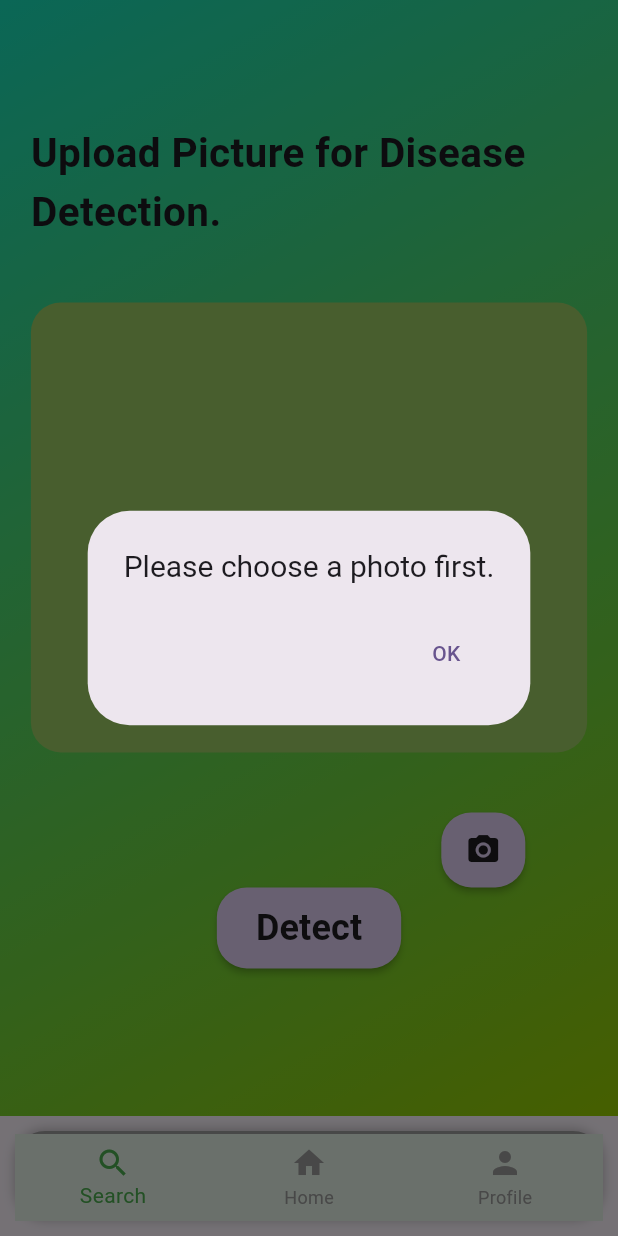
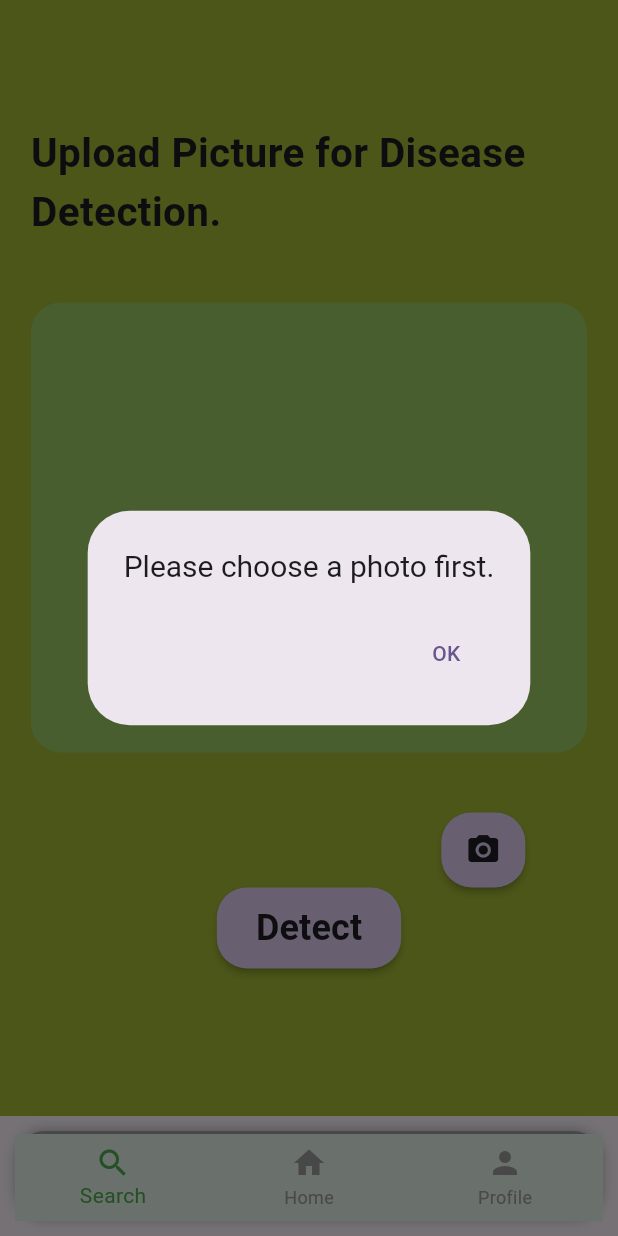
Before and after one commit to Ma-Ane/Plant-disease-detection, a Flutter app: the MainPage screen opened directly, after a tap on "Detect", on a phone screen of 412 x 824 dp. Run offline on Flutter 3.47's test engine with Material 3 defaults, Android fonts, the phone set to English and light mode, and no system bars; our stand-ins replace image_picker.

Commit message:
color fix

```diff
--- a/lib/pages/main_page.dart
+++ b/lib/pages/main_page.dart
@@ -14,6 +14,9 @@ class MainPage extends StatefulWidget {
 }
 
 class _MainPageState extends State<MainPage> {
+    final Color primaryColor = Color(0xFFA6BC36); // Hex color for blue
+  final Color secondaryColor = Color(0xFF3498DB); // Hex color for blue
+  final Color thirdColor = Color(0xFF3498DB);
 
   int _selectedIndex = 2 ;
 
@@ -50,16 +53,17 @@ class _MainPageState extends State<MainPage> {
               height: double.infinity,
               width: double.infinity,
 
-              decoration: const BoxDecoration(
+              decoration: BoxDecoration(
+                color: primaryColor,
                 // edi color use garne bhaye
-                gradient: LinearGradient(
-                  colors:[
-                    Color(0xFF17E0BC),
-                    Color(0xFF98CE00),
-                  ],
-                  begin: Alignment.topLeft,
-                  end: Alignment.bottomRight,
-                )
+                // // gradient: LinearGradient(
+                // //   colors:[
+                // //     Color(0xFF17E0BC),
+                // //     Color(0xFF98CE00),
+                // //   ],
+                // //   begin: Alignment.topLeft,
+                // //   end: Alignment.bottomRight,
+                // // )
 
               // edi image uyse garne bhayee
                 // image: DecorationImage(
--- a/lib/pages/profile_page.dart
+++ b/lib/pages/profile_page.dart
@@ -11,7 +11,7 @@ class _ProfilePageState extends State<ProfilePage> {
 
   Widget _profileOptions (String name, IconData icon) {
     return Padding(
-      padding: const EdgeInsets.only(bottom:10.0),
+      padding: const EdgeInsets.only(bottom:15.0),
       child: Container(
         decoration: BoxDecoration(
           borderRadius: BorderRadius.circular(20),
@@ -77,7 +77,7 @@ class _ProfilePageState extends State<ProfilePage> {
           ),
 
           Padding(
-            padding: EdgeInsets.only(top:screenHeight * 0.36),
+            padding: EdgeInsets.only(top:screenHeight * 0.36, left: 10, right:10),
             child: Container(
               decoration: const BoxDecoration(
                 color: Colors.white,
@@ -86,7 +86,7 @@ class _ProfilePageState extends State<ProfilePage> {
                   topRight: Radius.circular(20),
                 )
               ),
-              height: 500,
+              height: 520,
               width: double.infinity,
               child: Column(
                 children: [
@@ -100,27 +100,27 @@ class _ProfilePageState extends State<ProfilePage> {
             ),
           ),
 
-          Align(
-            alignment: Alignment.bottomRight,
-            child: Padding(
-              padding: EdgeInsets.only(right: screenWidth * 0.06),
-              child: const Row(
-                mainAxisAlignment: MainAxisAlignment.end,
-                children: [
-                  Icon(Icons.logout, size: 28),
+          // Align(
+          //   alignment: Alignment.bottomRight,
+          //   child: Padding(
+          //     padding: EdgeInsets.only(right: screenWidth * 0.06),
+          //     child: const Row(
+          //       mainAxisAlignment: MainAxisAlignment.end,
+          //       children: [
+          //         Icon(Icons.logout, size: 28),
 
-                  SizedBox(width: 15),
+          //         SizedBox(width: 15),
 
-                  Text("Log out",
-                    style: TextStyle(
-                      fontSize: 24,
-                      fontWeight: FontWeight.w600
-                    ),
-                  ),
-                ],
-              ),
-            ),
-          ),
+          //         Text("Log out",
+          //           style: TextStyle(
+          //             fontSize: 24,
+          //             fontWeight: FontWeight.w600
+          //           ),
+          //         ),
+          //       ],
+          //     ),
+          //   ),
+          // ),
         ],
       ),
     );
```
Also changed, not shown: lib/pages/front_page.dart (+5 -2 lines), lib/pages/home_page.dart (+21 -11 lines).
